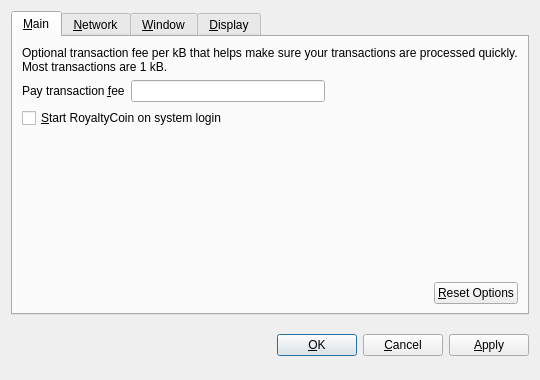
Above: src/qt/forms/optionsdialog.ui from zillioncoin/zillioncoin before the change. Below: the same form after it.
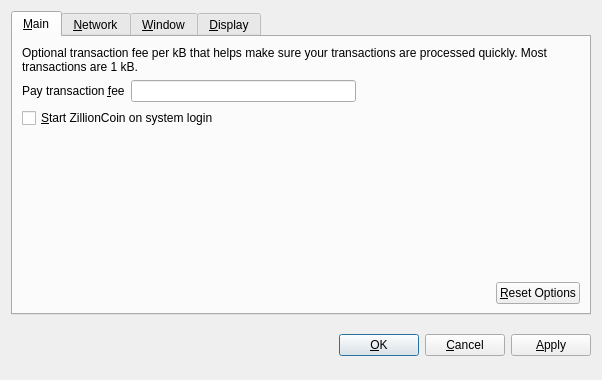
That is the form after the change. The open tabs and pages were chosen to show the change. Custom widgets are drawn as their Qt base class.

Patch:
```diff
--- a/src/qt/forms/optionsdialog.ui
+++ b/src/qt/forms/optionsdialog.ui
@@ -6,13 +6,16 @@
    <rect>
     <x>0</x>
     <y>0</y>
-    <width>540</width>
+    <width>602</width>
     <height>380</height>
    </rect>
   </property>
   <property name="windowTitle">
    <string>Options</string>
   </property>
+  <property name="styleSheet">
+   <string notr="true"/>
+  </property>
   <property name="modal">
    <bool>true</bool>
   </property>
@@ -81,8 +84,14 @@
          <property name="toolTip">
           <string>Automatically start RoyaltyCoin after logging in to the system.</string>
          </property>
+         <property name="autoFillBackground">
+          <bool>false</bool>
+         </property>
+         <property name="styleSheet">
+          <string notr="true"/>
+         </property>
          <property name="text">
-          <string>&amp;Start RoyaltyCoin on system login</string>
+          <string>&amp;Start ZillionCoin on system login</string>
          </property>
         </widget>
        </item>
```
